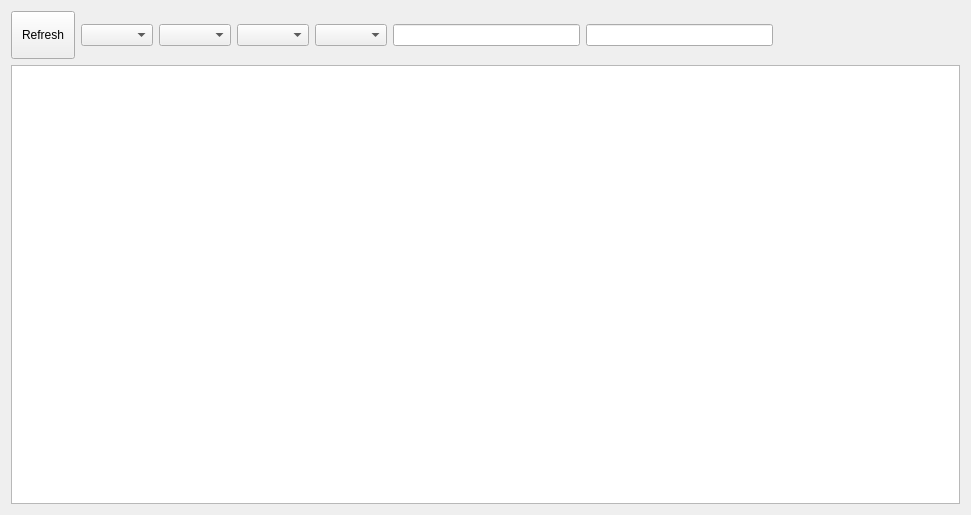
Qt form form/WeightingView.ui (Knueppl/achsenlastwaage) before a commit.
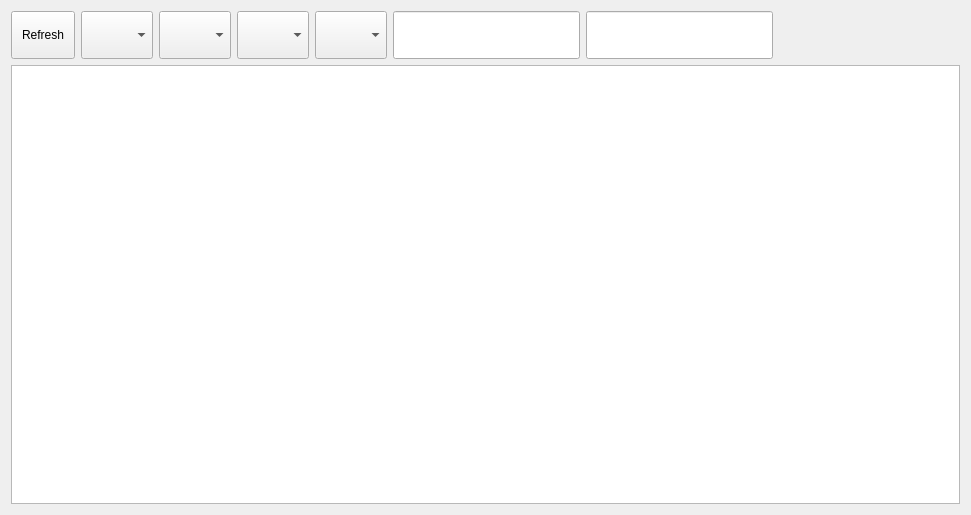
The same form after that commit.

The edit to the form file:
```diff
--- a/form/WeightingView.ui
+++ b/form/WeightingView.ui
@@ -42,22 +42,64 @@
       </widget>
      </item>
      <item>
-      <widget class="QComboBox" name="_comboSupplier"/>
+      <widget class="QComboBox" name="_comboSupplier">
+       <property name="minimumSize">
+        <size>
+         <width>0</width>
+         <height>48</height>
+        </size>
+       </property>
+      </widget>
      </item>
      <item>
-      <widget class="QComboBox" name="_comboField"/>
+      <widget class="QComboBox" name="_comboField">
+       <property name="minimumSize">
+        <size>
+         <width>0</width>
+         <height>48</height>
+        </size>
+       </property>
+      </widget>
      </item>
      <item>
-      <widget class="QComboBox" name="_comboGood"/>
+      <widget class="QComboBox" name="_comboGood">
+       <property name="minimumSize">
+        <size>
+         <width>0</width>
+         <height>48</height>
+        </size>
+       </property>
+      </widget>
      </item>
      <item>
-      <widget class="QComboBox" name="_comboVehicle"/>
+      <widget class="QComboBox" name="_comboVehicle">
+       <property name="minimumSize">
+        <size>
+         <width>0</width>
+         <height>48</height>
+        </size>
+       </property>
+      </widget>
      </item>
      <item>
-      <widget class="QLineEdit" name="_lineBegin"/>
+      <widget class="QLineEdit" name="_lineBegin">
+       <property name="minimumSize">
+        <size>
+         <width>0</width>
+         <height>48</height>
+        </size>
+       </property>
+      </widget>
      </item>
      <item>
-      <widget class="QLineEdit" name="_lineEnd"/>
+      <widget class="QLineEdit" name="_lineEnd">
+       <property name="minimumSize">
+        <size>
+         <width>0</width>
+         <height>48</height>
+        </size>
+       </property>
+      </widget>
      </item>
      <item>
       <spacer name="horizontalSpacer">
```
